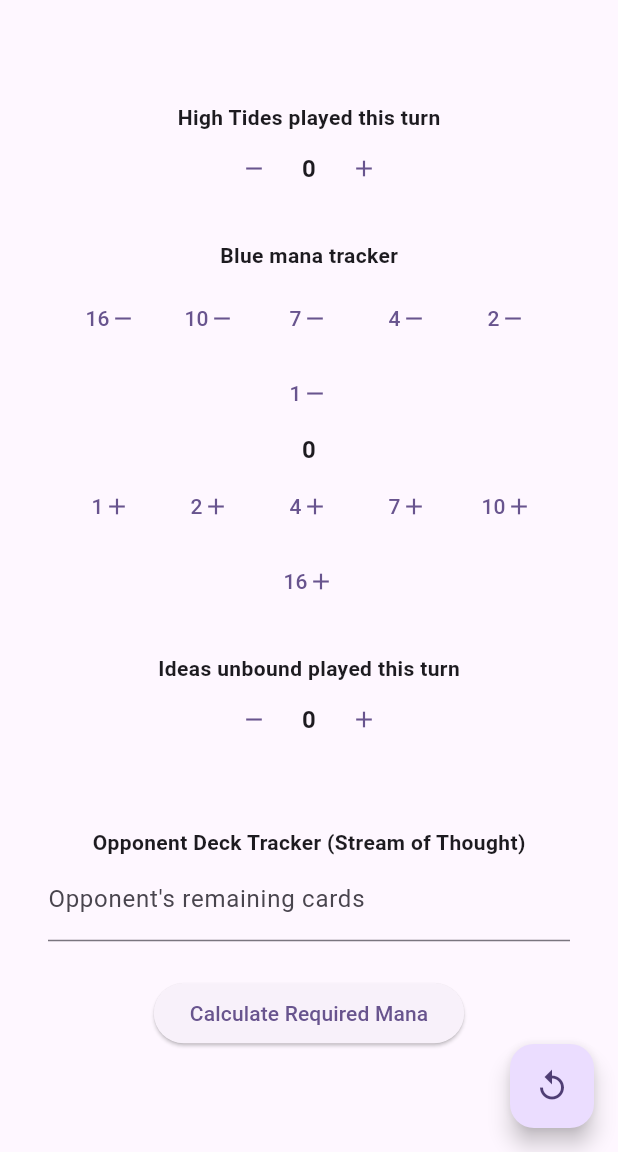
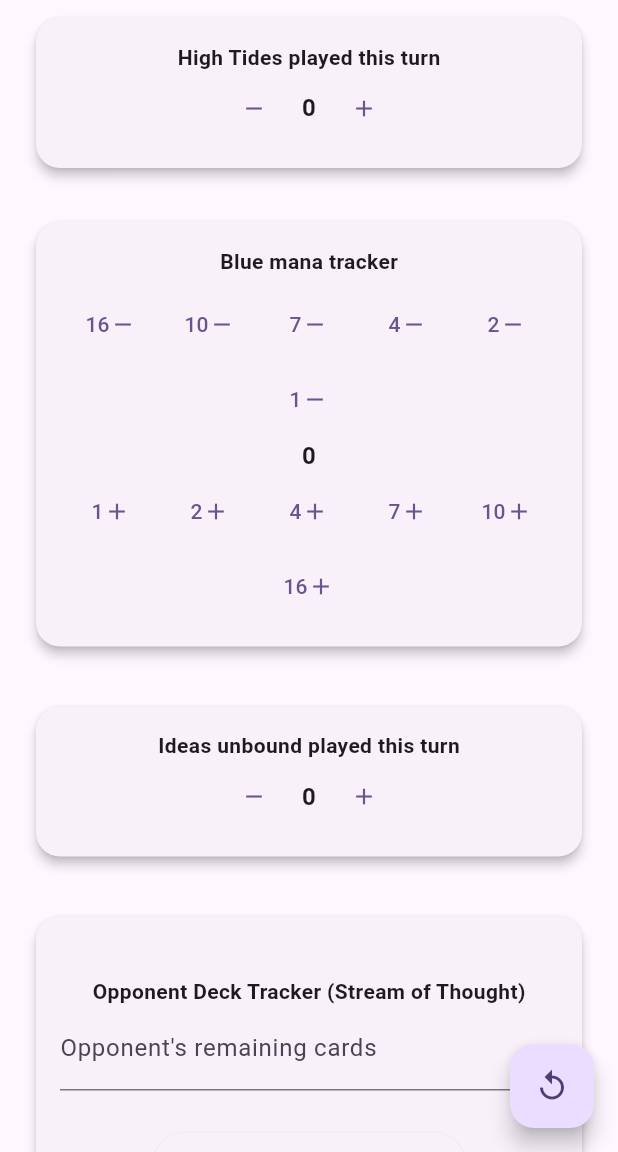
Before and after one commit to larabc/deckmanager, a Flutter app: the screen it shows after launch, on a phone screen of 412 x 824 dp, the part 84-1236 px from its top. Run offline on Flutter 3.47's test engine with Material 3 defaults, Android fonts, the phone set to English and light mode, and no system bars.

Commit message:
add cards to sections

```diff
--- a/lib/main.dart
+++ b/lib/main.dart
@@ -56,18 +56,60 @@ class _MyHomePageState extends State<MyHomePage> {
       ),
       body: Center(
         child: Padding(
-          padding: EdgeInsets.symmetric(horizontal: 32),
-          child: Column(
-            mainAxisAlignment: MainAxisAlignment.center,
-            children: [
-              HighTides(key: _highTideKey),
-              SizedBox(height: 24),
-              BlueManaTrack(key: _blueManaKey),
-              SizedBox(height: 24),
-              IdeasUnboundPlayed(key: _ideasUnboundKey),
-              SizedBox(height: 24),
-              OpponentDeckTracker(key: _opponentDeckKey),
-            ],
+          padding: EdgeInsets.symmetric(horizontal: 12),
+          child: SingleChildScrollView(
+            child: Column(
+              mainAxisAlignment: MainAxisAlignment.center,
+              children: [
+                Card(
+                  margin: EdgeInsets.symmetric(vertical: 12, horizontal: 12),
+                  elevation: 3,
+                  shape: RoundedRectangleBorder(
+                    borderRadius: BorderRadius.circular(16),
+                  ),
+                  child: Padding(
+                    padding: EdgeInsets.all(16),
+                    child: HighTides(key: _highTideKey),
+                  ),
+                ),
+                SizedBox(height: 12),
+                Card(
+                  margin: EdgeInsets.symmetric(vertical: 12, horizontal: 12),
+                  elevation: 3,
+                  shape: RoundedRectangleBorder(
+                    borderRadius: BorderRadius.circular(16),
+                  ),
+                  child: Padding(
+                    padding: EdgeInsets.all(16),
+                    child: BlueManaTrack(key: _blueManaKey),
+                  ),
+                ),
+                SizedBox(height: 16),
+                Card(
+                  margin: EdgeInsets.symmetric(vertical: 12, horizontal: 12),
+                  elevation: 3,
+                  shape: RoundedRectangleBorder(
+                    borderRadius: BorderRadius.circular(16),
+                  ),
+                  child: Padding(
+                    padding: EdgeInsets.all(16),
+                    child: IdeasUnboundPlayed(key: _ideasUnboundKey),
+                  ),
+                ),
+                SizedBox(height: 16),
+                Card(
+                  margin: EdgeInsets.symmetric(vertical: 12, horizontal: 12),
+                  elevation: 3,
+                  shape: RoundedRectangleBorder(
+                    borderRadius: BorderRadius.circular(16),
+                  ),
+                  child: Padding(
+                    padding: EdgeInsets.all(16),
+                    child: OpponentDeckTracker(key: _opponentDeckKey),
+                  ),
+                ),
+              ],
+            ),
           ),
         ),
       ),
```
